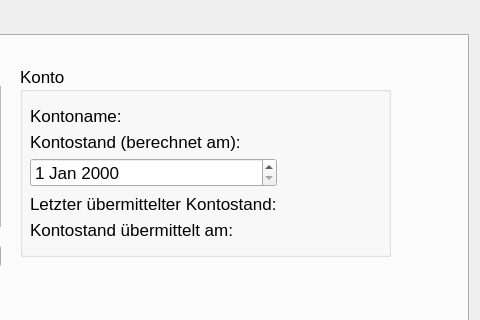
Before: the Qt Designer form pyqt/mm_gui.ui in LorisSchmit/MoneyManager, drawn with Qt 5; both pictures show x 402 to 882 and y 0 to 320 of the 882 by 676 pixel window.
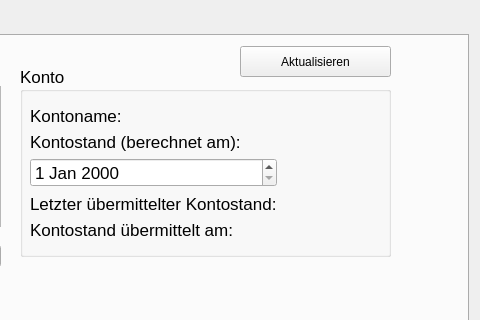
After: the same form once the commit is applied.

Commit message: Account balance added to yearly sheet

Diff of the .ui file:
```diff
--- a/pyqt/mm_gui.ui
+++ b/pyqt/mm_gui.ui
@@ -1205,6 +1205,19 @@
        </layout>
       </widget>
      </widget>
+     <widget class="QPushButton" name="updateBalancesButton">
+      <property name="geometry">
+       <rect>
+        <x>630</x>
+        <y>10</y>
+        <width>151</width>
+        <height>31</height>
+       </rect>
+      </property>
+      <property name="text">
+       <string>Aktualisieren</string>
+      </property>
+     </widget>
     </widget>
    </widget>
   </widget>
```
Left out of the diff: 79 changed lines with no effect on the pictures. The commit also changes 3 other files.
